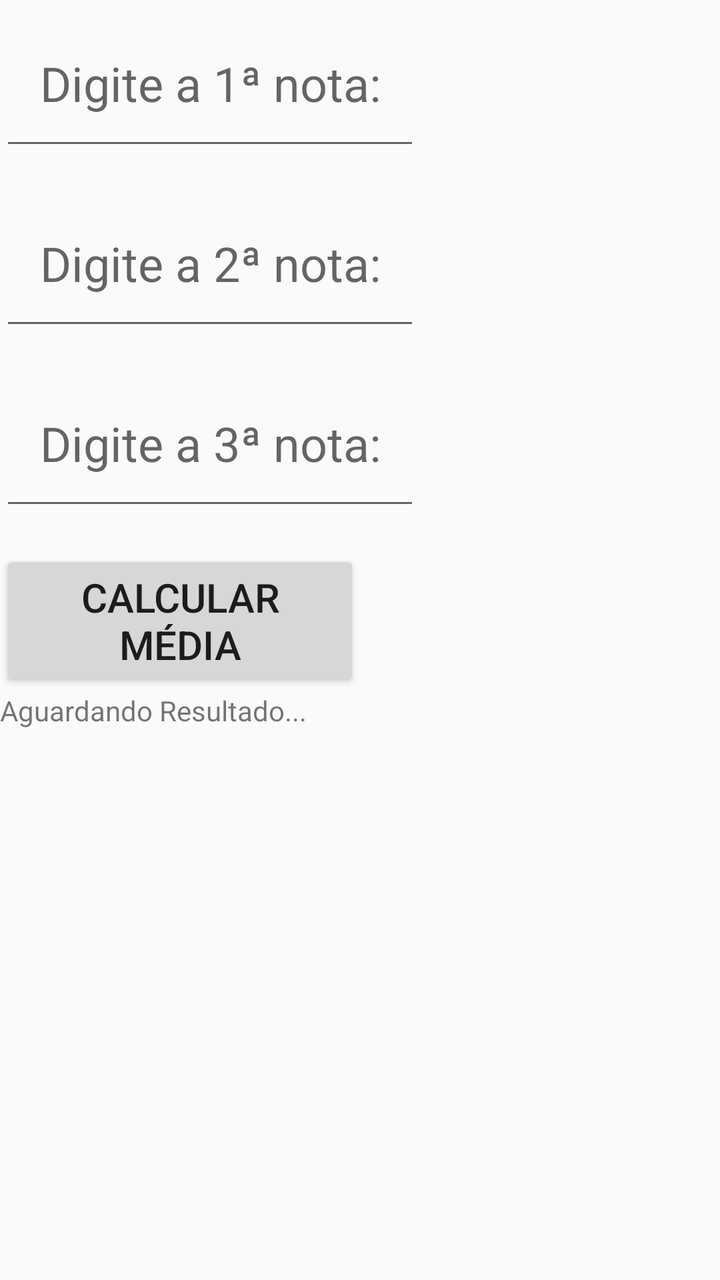
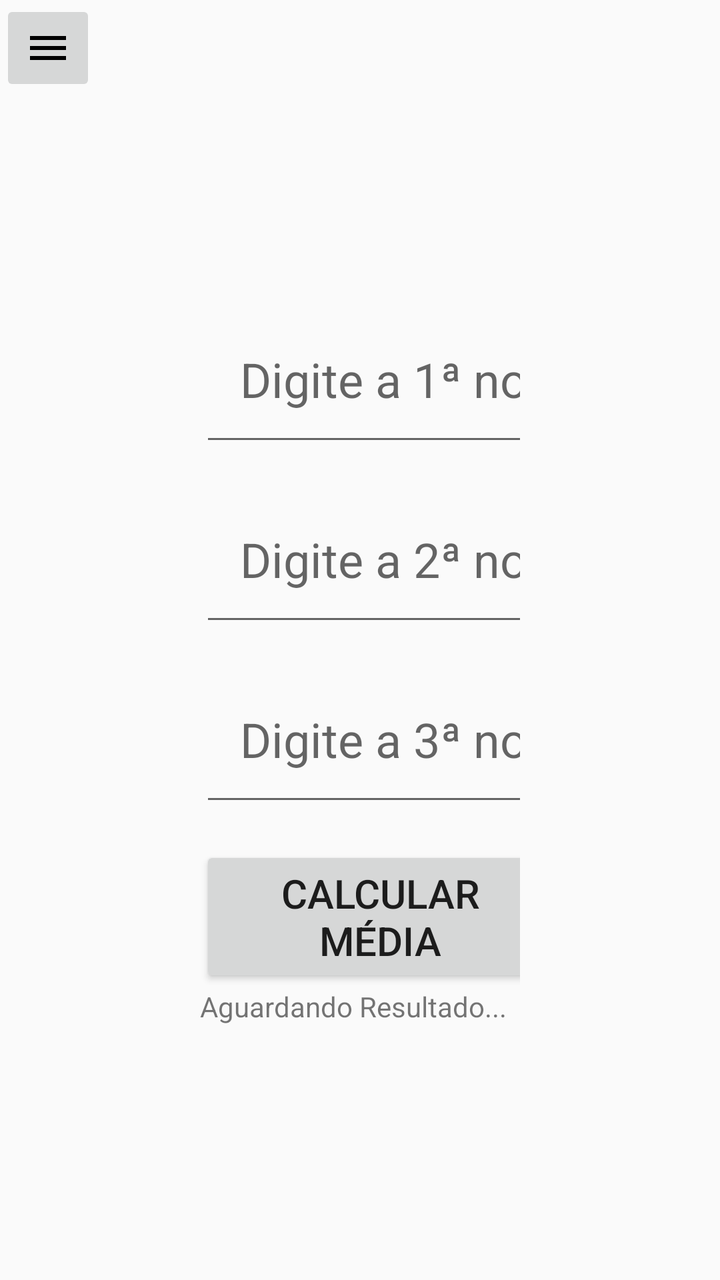

Compare the two renders of this Android layout. The source of the first and the diff that turns it into the second are given below.
<!-- AndroidManifest.xml: application theme Theme.Aula01 -->
<!-- res/layout/activity_average.xml -->
<?xml version="1.0" encoding="utf-8"?>
<LinearLayout xmlns:android="http://schemas.android.com/apk/res/android"
    android:layout_width="match_parent"
    android:layout_height="match_parent"
    android:layout_margin="100dp"
    android:orientation="vertical">

    <EditText
        android:id="@+id/nota1"
        android:layout_width="210dp"
        android:layout_height="80dp"
        android:layout_marginBottom="5dp"
        android:hint="@string/notaUm"
        android:inputType="text"
        android:textAlignment="center"
        android:textColorLink="#776DD09B"
        android:textSize="24sp"
        android:autofillHints="name"/>

    <EditText
        android:id="@+id/nota2"
        android:layout_width="210dp"
        android:layout_height="80dp"
        android:layout_marginTop="5dp"
        android:layout_marginBottom="5dp"
        android:hint="@string/notaDois"
        android:inputType="text"
        android:textAlignment="center"
        android:textColorLink="#776DD09B"
        android:textSize="24sp"
        android:autofillHints="name"/>

    <EditText
        android:id="@+id/nota3"
        android:layout_width="210dp"
        android:layout_height="80dp"
        android:layout_marginTop="5dp"
        android:layout_marginBottom="5dp"
        android:hint="@string/notaTres"
        android:inputType="text"
        android:textAlignment="center"
        android:textColorLink="#776DD09B"
        android:textSize="24sp"
        android:autofillHints="name"/>

    <Button
        android:id="@+id/calcular"
        android:layout_width="180dp"
        android:layout_height="wrap_content"
        android:layout_marginTop="10dp"
        android:text="@string/calculate"
        android:textSize="20sp"
        android:minHeight="48dp"
        android:minWidth="100dp"/>

    <TextView
        android:id="@+id/resultado"
        android:layout_width="match_parent"
        android:layout_height="wrap_content"
        android:text="@string/result" />


</LinearLayout>
<!-- resources referenced by this layout -->
<resources>
  <string name="calculate">Calcular Média</string>
  <string name="notaDois">Digite a 2ª nota:</string>
  <string name="notaTres">Digite a 3ª nota:</string>
  <string name="notaUm">Digite a 1ª nota:</string>
  <string name="result">Aguardando Resultado...</string>
  <style name="Theme.Aula01" parent="android:Theme.Material.Light.NoActionBar" />
</resources>

<!-- the commit's change to res/layout/activity_average.xml (unified diff, before → after) -->
@@ -2,62 +2,75 @@
 <LinearLayout xmlns:android="http://schemas.android.com/apk/res/android"
     android:layout_width="match_parent"
     android:layout_height="match_parent"
-    android:layout_margin="100dp"
     android:orientation="vertical">
 
-    <EditText
-        android:id="@+id/nota1"
-        android:layout_width="210dp"
-        android:layout_height="80dp"
-        android:layout_marginBottom="5dp"
-        android:hint="@string/notaUm"
-        android:inputType="text"
-        android:textAlignment="center"
-        android:textColorLink="#776DD09B"
-        android:textSize="24sp"
-        android:autofillHints="name"/>
+    <ImageButton
+        android:id="@+id/menuBtn"
+        android:layout_width="48dp"
+        android:layout_height="48dp"
+        android:contentDescription="@string/menuBtnDescription"
+        android:src="@drawable/ic_menu" />
 
-    <EditText
-        android:id="@+id/nota2"
-        android:layout_width="210dp"
-        android:layout_height="80dp"
-        android:layout_marginTop="5dp"
-        android:layout_marginBottom="5dp"
-        android:hint="@string/notaDois"
-        android:inputType="text"
-        android:textAlignment="center"
-        android:textColorLink="#776DD09B"
-        android:textSize="24sp"
-        android:autofillHints="name"/>
+    <LinearLayout
+        android:layout_width="match_parent"
+        android:layout_height="match_parent"
+        android:layout_margin="100dp"
+        android:orientation="vertical">
 
-    <EditText
-        android:id="@+id/nota3"
-        android:layout_width="210dp"
-        android:layout_height="80dp"
-        android:layout_marginTop="5dp"
-        android:layout_marginBottom="5dp"
-        android:hint="@string/notaTres"
-        android:inputType="text"
-        android:textAlignment="center"
-        android:textColorLink="#776DD09B"
-        android:textSize="24sp"
-        android:autofillHints="name"/>
+        <EditText
+            android:id="@+id/nota1"
+            android:layout_width="210dp"
+            android:layout_height="80dp"
+            android:layout_marginBottom="5dp"
+            android:autofillHints="name"
+            android:hint="@string/notaUm"
+            android:inputType="text"
+            android:textAlignment="center"
+            android:textColorLink="#776DD09B"
+            android:textSize="24sp" />
 
-    <Button
-        android:id="@+id/calcular"
-        android:layout_width="180dp"
-        android:layout_height="wrap_content"
-        android:layout_marginTop="10dp"
-        android:text="@string/calculate"
-        android:textSize="20sp"
-        android:minHeight="48dp"
-        android:minWidth="100dp"/>
+        <EditText
+            android:id="@+id/nota2"
+            android:layout_width="210dp"
+            android:layout_height="80dp"
+            android:layout_marginTop="5dp"
+            android:layout_marginBottom="5dp"
+            android:autofillHints="name"
+            android:hint="@string/notaDois"
+            android:inputType="text"
+            android:textAlignment="center"
+            android:textColorLink="#776DD09B"
+            android:textSize="24sp" />
 
-    <TextView
-        android:id="@+id/resultado"
-        android:layout_width="match_parent"
-        android:layout_height="wrap_content"
-        android:text="@string/result" />
+        <EditText
+            android:id="@+id/nota3"
+            android:layout_width="210dp"
+            android:layout_height="80dp"
+            android:layout_marginTop="5dp"
+            android:layout_marginBottom="5dp"
+            android:autofillHints="name"
+            android:hint="@string/notaTres"
+            android:inputType="text"
+            android:textAlignment="center"
+            android:textColorLink="#776DD09B"
+            android:textSize="24sp" />
+
+        <Button
+            android:id="@+id/calcular"
+            android:layout_width="180dp"
+            android:layout_height="wrap_content"
+            android:layout_marginTop="10dp"
+            android:minWidth="100dp"
+            android:minHeight="48dp"
+            android:text="@string/calculate"
+            android:textSize="20sp" />
+
+        <TextView
+            android:id="@+id/resultado"
+            android:layout_width="match_parent"
+            android:layout_height="wrap_content"
+            android:text="@string/result" />
+    </LinearLayout>
 
 
 </LinearLayout>
<!-- resource entries referenced after the edit -->
@@ -1,6 +1,13 @@
 <!-- resources referenced by this layout -->
 <resources>
+  <!-- drawable ic_menu (drawable) -->
+  <vector xmlns:android="http://schemas.android.com/apk/res/android" android:height="24dp" android:tint="#000000" android:viewportHeight="24" android:viewportWidth="24" android:width="24dp">
+        
+      <path android:fillColor="@android:color/white" android:pathData="M3,18h18v-2L3,16v2zM3,13h18v-2L3,11v2zM3,6v2h18L21,6L3,6z"/>
+      
+  </vector>
   <string name="calculate">Calcular Média</string>
+  <string name="menuBtnDescription">Menu</string>
   <string name="notaDois">Digite a 2ª nota:</string>
   <string name="notaTres">Digite a 3ª nota:</string>
   <string name="notaUm">Digite a 1ª nota:</string>
